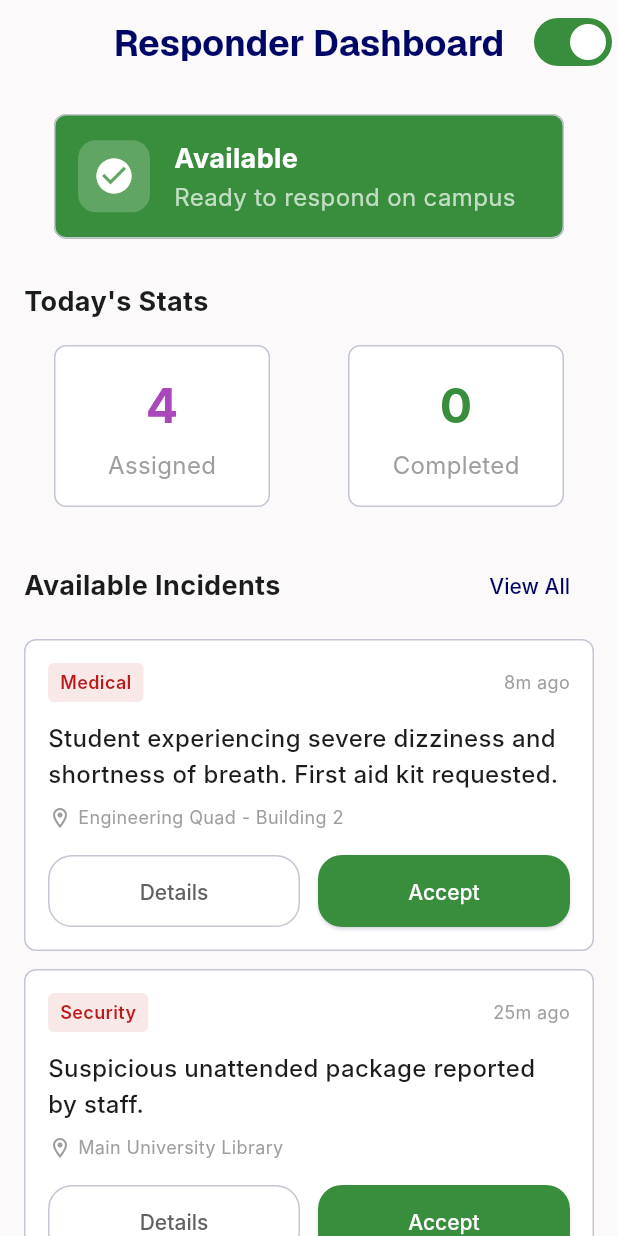
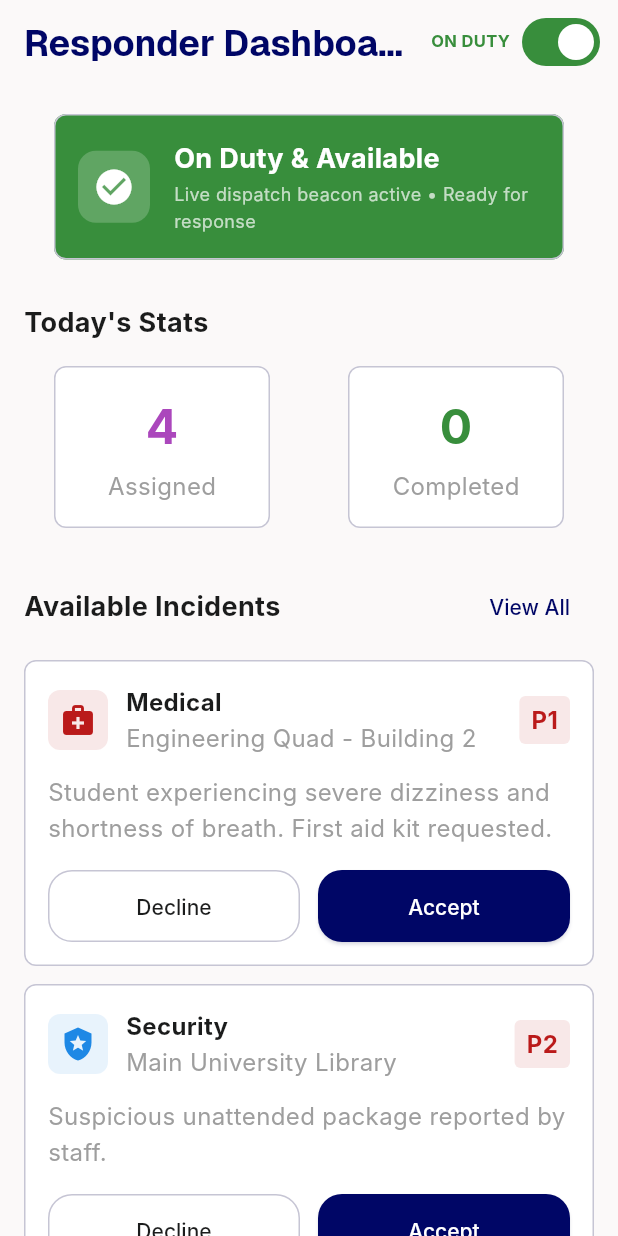
Before and after one commit to kalchan12/campussafe, a Flutter app: the ResponderHomePage screen opened by its route, on a phone screen of 412 x 824 dp. Run offline on Flutter 3.47's test engine with Material 3 defaults, Android fonts, the phone set to English and light mode, and no system bars; our stand-ins replace dartz, dio, equatable, firebase_core, firebase_messaging, flutter_local_notifications and 7 more; accounts and stored records are empty; Roboto replaces fonts that are missing (Inter); project files that could hold a hidden picture were left out.

Commit message:
feat(responder): implement responder live duty provider and dynamic availability status sync

```diff
--- a/apps/mobile/lib/features/responder/presentation/pages/responder_home_page.dart
+++ b/apps/mobile/lib/features/responder/presentation/pages/responder_home_page.dart
@@ -6,6 +6,7 @@ import '../../../../core/constants/colors.dart';
 import '../../../../shared/models/incident.dart';
 import '../../../auth/presentation/state/auth_notifier.dart';
 import '../../../incidents/presentation/state/incidents_provider.dart';
+import '../state/responder_duty_provider.dart';
 
 class ResponderHomePage extends ConsumerWidget {
   const ResponderHomePage({super.key});
@@ -14,6 +15,7 @@ class ResponderHomePage extends ConsumerWidget {
   Widget build(BuildContext context, WidgetRef ref) {
     final incidents = ref.watch(incidentsListProvider);
     final authState = ref.watch(authNotifierProvider);
+    final isOnDuty = ref.watch(responderDutyProvider);
     final userId = authState.userId;
 
     final availableIncidents = incidents.where((i) =>
@@ -31,21 +33,40 @@ class ResponderHomePage extends ConsumerWidget {
       appBar: AppBar(
         title: const Text('Responder Dashboard'),
         actions: [
+          Row(
+            children: [
+              Text(
+                isOnDuty ? 'ON DUTY' : 'OFF DUTY',
+                style: TextStyle(
+                  fontSize: 11,
+                  fontWeight: FontWeight.bold,
+                  color: isOnDuty ? AppColors.success : Colors.grey,
+                ),
+              ),
+              const SizedBox(width: 4),
               Switch(
-            value: true,
+                value: isOnDuty,
                 activeTrackColor: AppColors.success,
-            onChanged: (value) {},
+                onChanged: (value) {
+                  ref.read(responderDutyProvider.notifier).toggleDuty(value);
+                },
+              ),
+              const SizedBox(width: 8),
+            ],
           ),
         ],
       ),
-      body: SingleChildScrollView(
+      body: RefreshIndicator(
+        onRefresh: () => ref.read(incidentsListProvider.notifier).refresh(),
+        child: SingleChildScrollView(
+          physics: const AlwaysScrollableScrollPhysics(),
           padding: const EdgeInsets.all(16),
           child: Column(
             crossAxisAlignment: CrossAxisAlignment.stretch,
             children: [
               // Status Card
               Card(
-              color: AppColors.success,
+                color: isOnDuty ? AppColors.success : AppColors.surfaceContainerHigh,
                 child: Padding(
                   padding: const EdgeInsets.all(16),
                   child: Row(
@@ -54,34 +75,42 @@ class ResponderHomePage extends ConsumerWidget {
                         width: 48,
                         height: 48,
                         decoration: BoxDecoration(
-                        color: Colors.white.withValues(alpha: 0.2),
+                          color: isOnDuty
+                              ? Colors.white.withValues(alpha: 0.2)
+                              : Colors.grey.withValues(alpha: 0.2),
                           borderRadius: BorderRadius.circular(12),
                         ),
-                      child: const Icon(
-                        Icons.check_circle,
-                        color: Colors.white,
+                        child: Icon(
+                          isOnDuty ? Icons.check_circle : Icons.pause_circle_outline,
+                          color: isOnDuty ? Colors.white : AppColors.onSurfaceVariant,
                           size: 28,
                         ),
                       ),
                       const SizedBox(width: 16),
-                    const Column(
+                      Expanded(
+                        child: Column(
                           crossAxisAlignment: CrossAxisAlignment.start,
                           children: [
                             Text(
-                          'Available',
+                              isOnDuty ? 'On Duty & Available' : 'Off Duty / Standby',
                               style: TextStyle(
                                 fontSize: 18,
                                 fontWeight: FontWeight.bold,
-                            color: Colors.white,
+                                color: isOnDuty ? Colors.white : AppColors.onSurface,
                               ),
                             ),
+                            const SizedBox(height: 2),
                             Text(
-                          'Ready to respond on campus',
+                              isOnDuty
+                                  ? 'Live dispatch beacon active • Ready for response'
+                                  : 'Toggle switch above to receive live campus dispatch alerts',
                               style: TextStyle(
-                            color: Colors.white70,
+                                fontSize: 12,
+                                color: isOnDuty ? Colors.white70 : AppColors.onSurfaceVariant,
                               ),
                             ),
                           ],
+                        ),
                       ),
                     ],
                   ),
@@ -158,6 +187,16 @@ class ResponderHomePage extends ConsumerWidget {
                   return _AvailableIncidentCard(
                     incident: incident,
                     onAccept: () async {
+                      if (!isOnDuty) {
+                        ScaffoldMessenger.of(context).showSnackBar(
+                          const SnackBar(
+                            content: Text('Please switch ON DUTY before accepting incidents.'),
+                            backgroundColor: AppColors.warning,
+                          ),
+                        );
+                        return;
+                      }
+
                       await ref.read(incidentsListProvider.notifier).updateIncidentStatus(
                             incidentId: incident.id,
                             status: IncidentStatus.assigned,
@@ -171,6 +210,7 @@ class ResponderHomePage extends ConsumerWidget {
                   );
                 }),
             ],
+          ),
         ),
       ),
     );
@@ -239,72 +279,63 @@ class _AvailableIncidentCard extends StatelessWidget {
           children: [
             Row(
               children: [
+                _getEmergencyIcon(incident.type),
+                const SizedBox(width: 12),
+                Expanded(
+                  child: Column(
+                    crossAxisAlignment: CrossAxisAlignment.start,
+                    children: [
+                      Text(
+                        incident.type.displayName,
+                        style: const TextStyle(
+                          fontSize: 16,
+                          fontWeight: FontWeight.bold,
+                        ),
+                      ),
+                      Text(
+                        incident.campusBlock ?? incident.locationDescription ?? 'Campus Location',
+                        style: const TextStyle(
+                          color: Colors.grey,
+                        ),
+                      ),
+                    ],
+                  ),
+                ),
                 Container(
                   padding: const EdgeInsets.symmetric(
                     horizontal: 8,
                     vertical: 4,
                   ),
                   decoration: BoxDecoration(
-                    color: AppColors.sosRed.withValues(alpha: 0.1),
+                    color: AppColors.error.withValues(alpha: 0.1),
                     borderRadius: BorderRadius.circular(4),
                   ),
                   child: Text(
-                    incident.type.displayName,
+                    'P${incident.priority}',
                     style: const TextStyle(
-                      fontSize: 12,
-                      fontWeight: FontWeight.w600,
-                      color: AppColors.sosRed,
-                    ),
-                  ),
-                ),
-                const Spacer(),
-                Text(
-                  '${DateTime.now().difference(incident.createdAt).inMinutes.abs()}m ago',
-                  style: const TextStyle(
-                    fontSize: 12,
-                    color: Colors.grey,
-                  ),
-                ),
-              ],
-            ),
-            const SizedBox(height: 12),
-            Text(
-              incident.description ?? incident.type.displayName,
-              style: const TextStyle(
-                fontSize: 16,
-                fontWeight: FontWeight.w500,
-              ),
-            ),
-            const SizedBox(height: 8),
-            Row(
-              children: [
-                const Icon(
-                  Icons.location_on_outlined,
-                  size: 16,
-                  color: Colors.grey,
-                ),
-                const SizedBox(width: 4),
-                Expanded(
-                  child: Text(
-                    incident.campusBlock ?? incident.locationDescription ?? 'Campus Zone',
-                    style: const TextStyle(
-                      fontSize: 12,
-                      color: Colors.grey,
+                      color: AppColors.error,
+                      fontWeight: FontWeight.bold,
                     ),
                   ),
                 ),
               ],
             ),
+            if (incident.description != null && incident.description!.isNotEmpty) ...[
+              const SizedBox(height: 12),
+              Text(
+                incident.description!,
+                style: const TextStyle(color: Colors.grey),
+                maxLines: 2,
+                overflow: TextOverflow.ellipsis,
+              ),
+            ],
             const SizedBox(height: 16),
             Row(
               children: [
                 Expanded(
                   child: OutlinedButton(
-                    onPressed: () => context.push('/incident/${incident.id}'),
-                    style: OutlinedButton.styleFrom(
-                      foregroundColor: Colors.grey.shade700,
-                    ),
-                    child: const Text('Details'),
+                    onPressed: onDecline,
+                    child: const Text('Decline'),
                   ),
                 ),
                 const SizedBox(width: 12),
@@ -312,7 +343,7 @@ class _AvailableIncidentCard extends StatelessWidget {
                   child: ElevatedButton(
                     onPressed: onAccept,
                     style: ElevatedButton.styleFrom(
-                      backgroundColor: AppColors.success,
+                      backgroundColor: AppColors.primary,
                       foregroundColor: Colors.white,
                     ),
                     child: const Text('Accept'),
@@ -325,4 +356,41 @@ class _AvailableIncidentCard extends StatelessWidget {
       ),
     );
   }
+
+  Widget _getEmergencyIcon(EmergencyType type) {
+    IconData icon;
+    Color color;
+
+    switch (type) {
+      case EmergencyType.medical:
+        icon = Icons.medical_services;
+        color = AppColors.error;
+        break;
+      case EmergencyType.security:
+        icon = Icons.local_police;
+        color = const Color(0xFF1E88E5);
+        break;
+      case EmergencyType.fire:
+        icon = Icons.local_fire_department;
+        color = const Color(0xFFFF6D00);
+        break;
+      case EmergencyType.accident:
+        icon = Icons.car_crash;
+        color = const Color(0xFFFFB300);
+        break;
+      case EmergencyType.other:
+        icon = Icons.warning;
+        color = AppColors.primary;
+        break;
     }
+
+    return Container(
+      padding: const EdgeInsets.all(8),
+      decoration: BoxDecoration(
+        color: color.withValues(alpha: 0.1),
+        borderRadius: BorderRadius.circular(8),
+      ),
+      child: Icon(icon, color: color),
+    );
+  }
+}
--- /dev/null
+++ b/apps/mobile/lib/features/responder/presentation/state/responder_duty_provider.dart
@@ -0,0 +1,32 @@
+import 'package:flutter_riverpod/flutter_riverpod.dart';
+
+import '../../../../core/config/env.dart';
+import '../../../auth/presentation/state/auth_notifier.dart';
+
+final responderDutyProvider = StateNotifierProvider<ResponderDutyNotifier, bool>((ref) {
+  return ResponderDutyNotifier(ref);
+});
+
+class ResponderDutyNotifier extends StateNotifier<bool> {
+  final Ref _ref;
+
+  ResponderDutyNotifier(this._ref) : super(true);
+
+  Future<void> toggleDuty(bool onDuty) async {
+    state = onDuty;
+
+    final authState = _ref.read(authNotifierProvider);
+    final userId = authState.userId;
+
+    if (userId != null && Env.isConfigured) {
+      try {
+        await Env.supabase
+            .from('profiles')
+            .update({'is_active': onDuty, 'updated_at': DateTime.now().toIso8601String()})
+            .eq('id', userId);
+      } catch (_) {
+        // Silent fallback for offline or local dev
+      }
+    }
+  }
+}
```
Also changed, not shown: 1 other file. Lines whose indentation alone changed are shown as unchanged.
